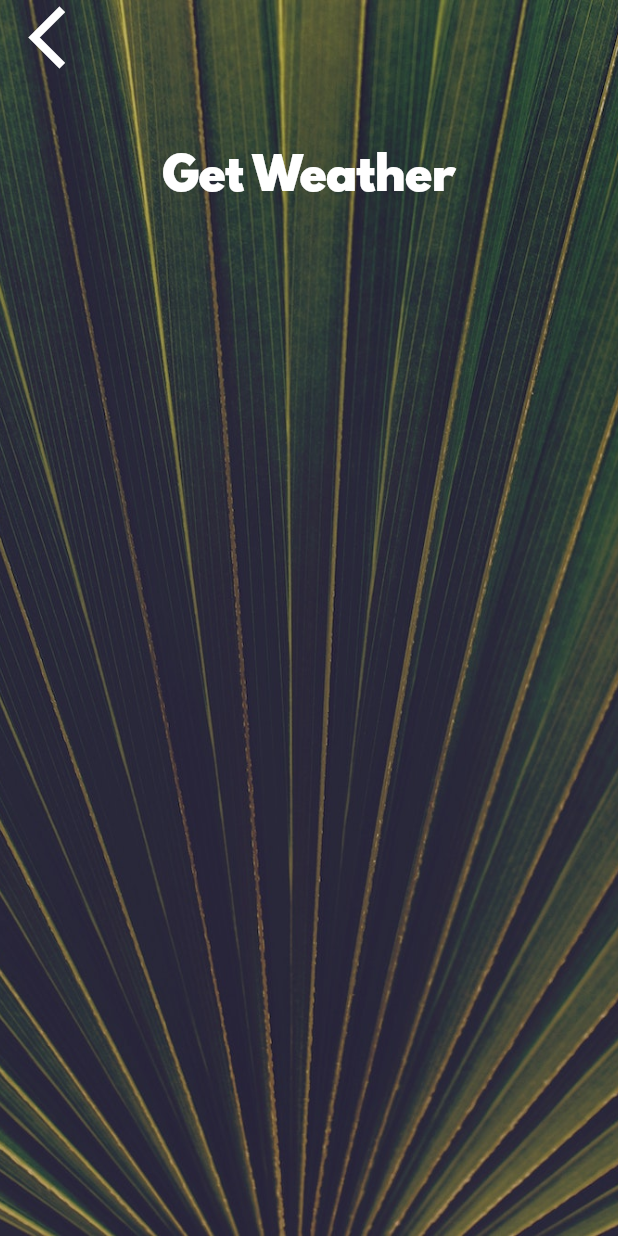
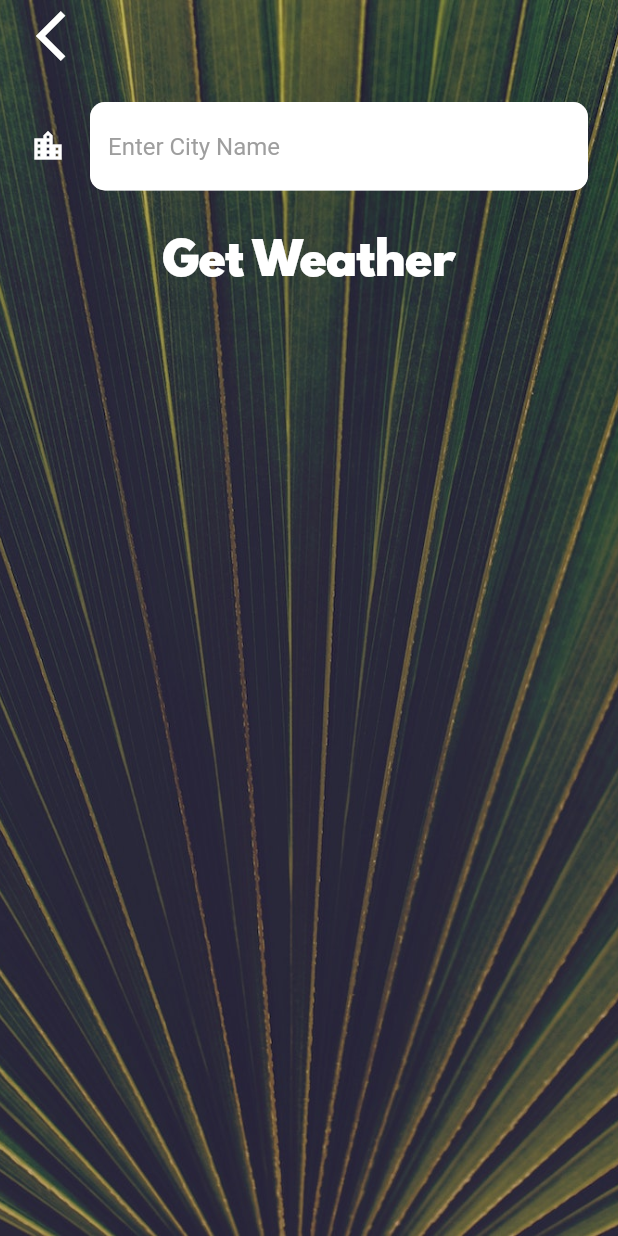
Before and after one commit to shresthkapoor7/Clima, a Flutter app: the CityScreen screen opened directly, on a phone screen of 412 x 824 dp. Run offline on Flutter 3.47's test engine with Material 2 defaults, Android fonts, the phone set to English and light mode, and no system bars; our stand-ins replace flutter_spinkit, geolocator; network calls fail.

Commit message:
Final Commit

```diff
--- a/lib/screens/city_screen.dart
+++ b/lib/screens/city_screen.dart
@@ -7,6 +7,7 @@ class CityScreen extends StatefulWidget {
 }
 
 class _CityScreenState extends State<CityScreen> {
+  String cityName;
   @override
   Widget build(BuildContext context) {
     return Scaffold(
@@ -24,19 +25,39 @@ class _CityScreenState extends State<CityScreen> {
               Align(
                 alignment: Alignment.topLeft,
                 child: FlatButton(
-                  onPressed: () {},
+                  onPressed: () {
+                    Navigator.pop(context);
+                  },
                   child: Icon(
                     Icons.arrow_back_ios,
-                    size: 50.0,
+                    size: 40.0,
                   ),
                 ),
               ),
               Container(
                 padding: EdgeInsets.all(20.0),
-                child: null,
+                child: TextField(
+                  style: TextStyle(color: Colors.black),
+                  decoration: InputDecoration(
+                      icon: Icon(
+                        Icons.location_city,
+                        color: Colors.white,
+                      ),
+                      filled: true,
+                      fillColor: Colors.white,
+                      hintStyle: TextStyle(color: Colors.grey),
+                      hintText: 'Enter City Name',
+                      border: OutlineInputBorder(
+                          borderRadius: BorderRadius.all(Radius.circular(10)))),
+                  onChanged: (value) {
+                    cityName = value;
+                  },
+                ),
               ),
               FlatButton(
-                onPressed: () {},
+                onPressed: () {
+                  Navigator.pop(context, cityName);
+                },
                 child: Text(
                   'Get Weather',
                   style: kButtonTextStyle,
```
Also changed, not shown: lib/screens/location_screen.dart (+14 -1 lines), lib/services/weather.dart (+7 -0 lines), 1 other file.
